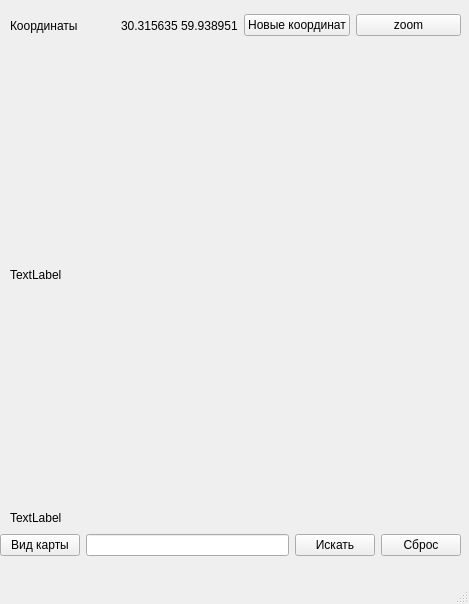
Before: the Qt Designer form interface.ui in kerrigan-nataly/map_3, drawn with Qt 5.
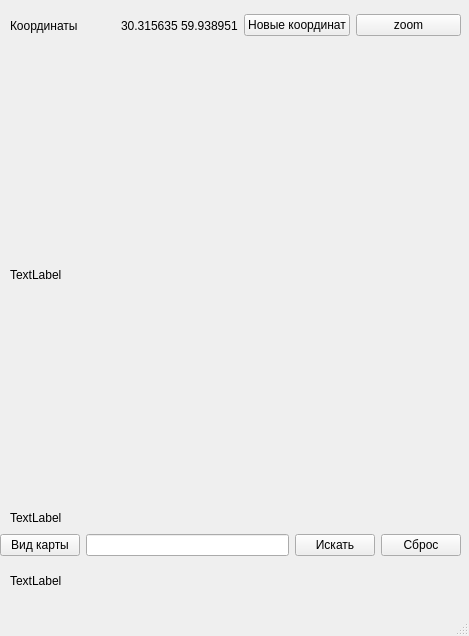
After: the same form once the commit is applied.

Commit message: Большая задача по Maps API. Часть №8

The edit to the form file:
```diff
--- a/interface.ui
+++ b/interface.ui
@@ -7,7 +7,7 @@
     <x>0</x>
     <y>0</y>
     <width>469</width>
-    <height>604</height>
+    <height>636</height>
    </rect>
   </property>
   <property name="windowTitle">
@@ -132,6 +132,19 @@
      </item>
     </layout>
    </widget>
+   <widget class="QLabel" name="searchResultText">
+    <property name="geometry">
+     <rect>
+      <x>10</x>
+      <y>570</y>
+      <width>451</width>
+      <height>21</height>
+     </rect>
+    </property>
+    <property name="text">
+     <string>TextLabel</string>
+    </property>
+   </widget>
   </widget>
   <widget class="QMenuBar" name="menubar">
    <property name="geometry">
```
The commit also changes 2 other files.
